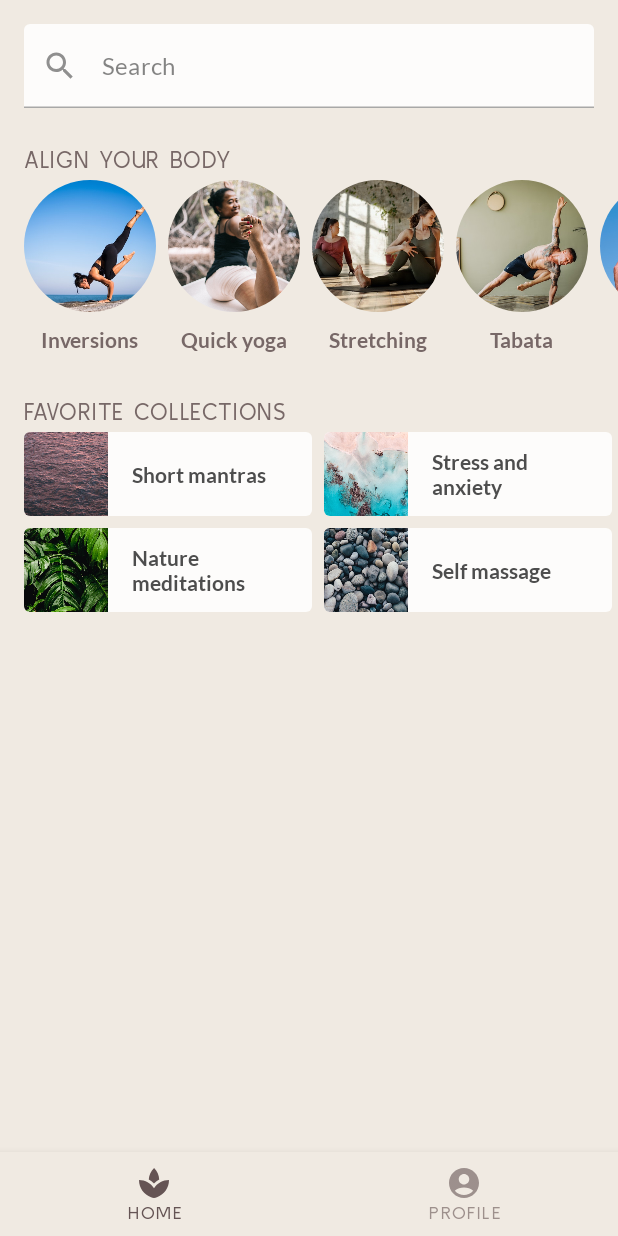
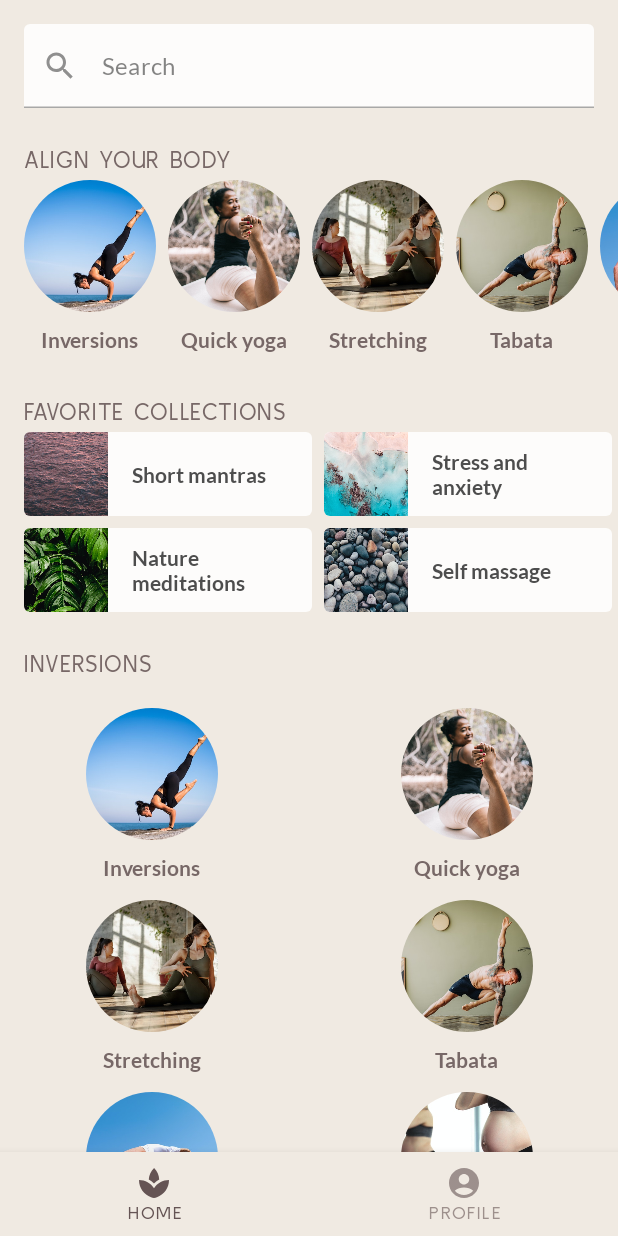
Before and after one commit to simplekjl/LetsCompose, an Android app built with Jetpack Compose: the screen it shows after launch (MainActivity), on a phone screen of 412 x 824 dp. Run offline under Robolectric (Android 15) with nearby library versions, the light colour scheme and no system bars.

```diff
--- a/BasicLayoutsCodelab/app/src/main/java/com/codelab/basiclayouts/MainActivity.kt
+++ b/BasicLayoutsCodelab/app/src/main/java/com/codelab/basiclayouts/MainActivity.kt
@@ -37,6 +37,7 @@ import androidx.compose.foundation.layout.width
 import androidx.compose.foundation.lazy.LazyRow
 import androidx.compose.foundation.lazy.grid.GridCells
 import androidx.compose.foundation.lazy.grid.LazyHorizontalGrid
+import androidx.compose.foundation.lazy.grid.LazyVerticalGrid
 import androidx.compose.foundation.lazy.grid.items
 import androidx.compose.foundation.lazy.items
 import androidx.compose.foundation.rememberScrollState
@@ -194,6 +195,26 @@ fun FavoriteCollectionsGrid(
     }
 }
 
+// Inversions collections grid vertical
+@Composable
+fun InversionsGrid(modifier: Modifier = Modifier) {
+    // calculate the size of your items, in this case works perfect because there is no waiting time for the data to be ready to display
+    val totalHeight = (alignYourBodyData.size / 2) * 130
+    LazyVerticalGrid(
+        columns = GridCells.Fixed(2),
+        modifier = modifier
+            .height(totalHeight.dp),
+        userScrollEnabled = false,
+        contentPadding = PaddingValues(vertical = 16.dp),
+        horizontalArrangement = Arrangement.spacedBy(8.dp),
+        verticalArrangement = Arrangement.spacedBy(8.dp),
+    ) {
+        items(alignYourBodyData) { item ->
+            AlignYourBodyElement(collectionNameRes = item.text, imageRes = item.drawable)
+        }
+    }
+}
+
 // Step: Home section - Slot APIs
 @Composable
 fun HomeSection(
@@ -228,8 +249,11 @@ fun HomeScreen(modifier: Modifier = Modifier) {
         HomeSection(title = R.string.favorite_collections) {
             FavoriteCollectionsGrid()
         }
-        Spacer(modifier = Modifier.height(16.dp))
+        HomeSection(title = R.string.ab1_inversions) {
+            InversionsGrid()
+        }
     }
+    Spacer(modifier = Modifier.height(16.dp))
 }
 
 // Step: Bottom navigation - Material
@@ -322,6 +346,14 @@ fun FavoriteCollectionsGridPreview() {
 
 @Preview(showBackground = true, backgroundColor = 0xFFF0EAE2)
 @Composable
+fun InversionsCollectionGridPreview() {
+    MySootheTheme {
+        InversionsGrid()
+    }
+}
+
+@Preview(showBackground = true, backgroundColor = 0xFFF0EAE2)
+@Composable
 fun AlignYourBodyRowPreview() {
     MySootheTheme { AlignYourBodyRow() }
 }
```
